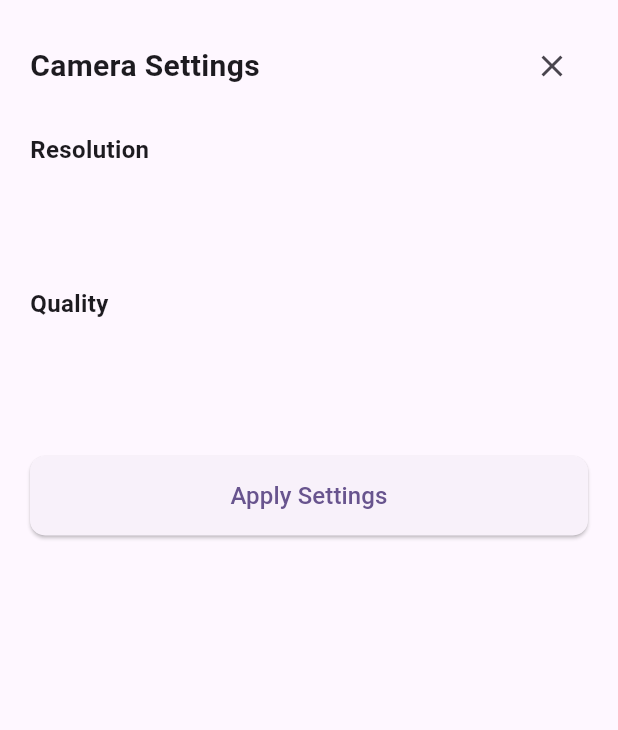
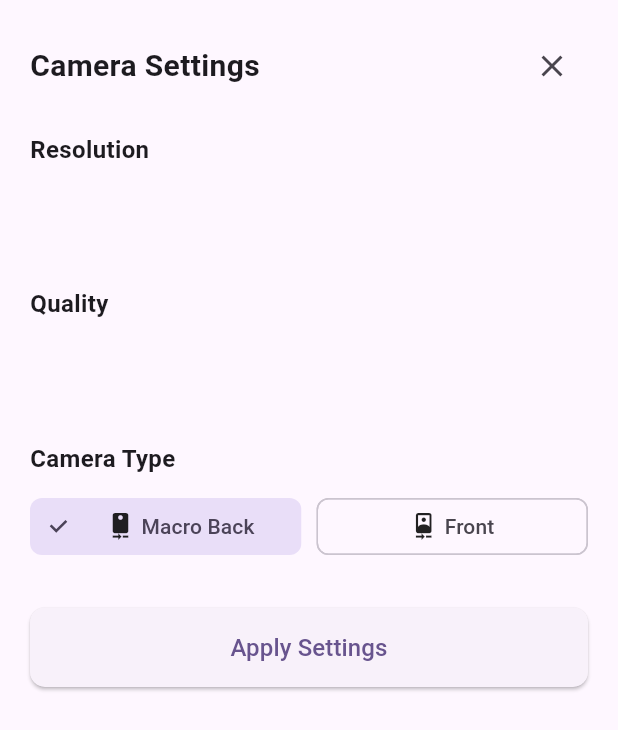
Before and after one commit to fork-foxs/camera_plugin, a Flutter app: the CameraSettingsSheet widget shown alone on an empty page, opened directly with empty values, on a phone screen of 412 x 824 dp. Shown: the top 730 px of the screen. Run offline on Flutter 3.47's test engine with Material 3 defaults, Android fonts, the phone set to English and light mode, and no system bars; our stand-ins replace permission_handler, plugin_platform_interface.

Commit message:
Enhance camera functionality by adding support for front and macro back camera types, including image rotation adjustments based on camera selection. Update CameraPreview and CameraPreviewFactory to accommodate new cameraType parameter. Also, update example app to allow users to switch between camera types.

```diff
--- a/example/lib/main.dart
+++ b/example/lib/main.dart
@@ -1,7 +1,8 @@
+import 'dart:typed_data';
+
 import 'package:camera_plugin/camera_plugin.dart';
 import 'package:flutter/material.dart';
 import 'package:permission_handler/permission_handler.dart';
-import 'dart:typed_data';
 
 void main() {
   runApp(const MyApp());
@@ -35,11 +36,11 @@ class _MyHomePageState extends State<MyHomePage> {
   String _selectedResolution = '1920x1080';
   String _selectedQuality = 'High';
   bool _useMaxQuality = false;
+  CameraType _selectedCameraType = CameraType.front;
 
   // --- Image Preview State ---
   Uint8List? _currentImageBytes;
   bool _isShowingPreview = false;
-  int _currentImageIndex = 0;
   bool _isProcessingImages = false;
 
   // --- Camera Options ---
@@ -67,11 +68,9 @@ class _MyHomePageState extends State<MyHomePage> {
     WidgetsBinding.instance.addPostFrameCallback((_) async {
       await controller.initialize();
       controller.frames.listen((imageBytes) async {
-
         // بدء معالجة الصور إذا لم تكن قيد المعالجة
 
         _processImageQueue(imageBytes);
-
       });
     });
   }
@@ -112,21 +111,18 @@ class _MyHomePageState extends State<MyHomePage> {
   }
 
   void _processImageQueue(Uint8List imageBytes) async {
-      if(_isProcessingImages) return;
+    if (_isProcessingImages) return;
 
     _isProcessingImages = true;
 
-
-
     setState(() {
-        print('imageQueue: ${imageBytes!.length / 1024 / 1024} MB');
+      print('imageQueue: ${imageBytes.length / 1024 / 1024} MB');
       _currentImageBytes = imageBytes;
       _isShowingPreview = true;
     });
 
     // انتظار ثانيتين قبل عرض الصورة التالية
     await Future.delayed(Duration(seconds: 2));
-
 
     setState(() {
       _isShowingPreview = false;
@@ -146,6 +142,15 @@ class _MyHomePageState extends State<MyHomePage> {
     }
   }
 
+  void _switchCamera() {
+    setState(() {
+      _selectedCameraType =
+          _selectedCameraType == CameraType.macroBack
+              ? CameraType.front
+              : CameraType.macroBack;
+    });
+  }
+
   void _showSettingsBottomSheet() {
     showModalBottomSheet(
       context: context,
@@ -160,6 +165,7 @@ class _MyHomePageState extends State<MyHomePage> {
           qualityValues: _qualityValues,
           selectedResolution: _selectedResolution,
           selectedQuality: _selectedQuality,
+          selectedCameraType: _selectedCameraType,
           onResolutionChanged:
               (res) => setState(() => _selectedResolution = res),
           onQualityChanged:
@@ -167,6 +173,8 @@ class _MyHomePageState extends State<MyHomePage> {
                 _selectedQuality = q;
                 _useMaxQuality = q == 'Maximum';
               }),
+          onCameraTypeChanged:
+              (type) => setState(() => _selectedCameraType = type),
           onApply: () {
             controller.changeResolution(
               width: int.parse(_selectedResolution.split('x')[0]),
@@ -225,10 +233,13 @@ class _MyHomePageState extends State<MyHomePage> {
               ? Stack(
                 children: [
                   // عرض معاينة الكاميرا
-                  CameraPreview(controller: controller),
+                  CameraPreview(
+                    controller: controller,
+                    cameraType: _selectedCameraType,
+                  ),
 
                   // عرض الصورة في الزاوية العلوية اليسرى
-                  if ( _currentImageBytes != null)
+                  if (_currentImageBytes != null)
                     Positioned(
                       top: 20,
                       left: 20,
@@ -298,6 +309,18 @@ class _MyHomePageState extends State<MyHomePage> {
                         ),
                         SizedBox(height: 10),
                         FloatingActionButton(
+                          heroTag: "camera_switch",
+                          onPressed: _switchCamera,
+                          backgroundColor: Colors.purple,
+                          child: Icon(
+                            _selectedCameraType == CameraType.front
+                                ? Icons.camera_front
+                                : Icons.camera_rear,
+                            color: Colors.white,
+                          ),
+                        ),
+                        SizedBox(height: 10),
+                        FloatingActionButton(
                           heroTag: "settings",
                           onPressed: _showSettingsBottomSheet,
                           backgroundColor: Colors.blue,
@@ -314,6 +337,7 @@ class _MyHomePageState extends State<MyHomePage> {
                       quality: _selectedQuality,
                       qualityValues: _qualityValues,
                       qualities: _qualities,
+                      cameraType: _selectedCameraType,
                     ),
                   ),
                 ],
@@ -351,8 +375,10 @@ class CameraSettingsSheet extends StatelessWidget {
   final List<int> qualityValues;
   final String selectedResolution;
   final String selectedQuality;
+  final CameraType selectedCameraType;
   final ValueChanged<String> onResolutionChanged;
   final ValueChanged<String> onQualityChanged;
+  final ValueChanged<CameraType> onCameraTypeChanged;
   final VoidCallback onApply;
 
   const CameraSettingsSheet({
@@ -362,8 +388,10 @@ class CameraSettingsSheet extends StatelessWidget {
     required this.qualityValues,
     required this.selectedResolution,
     required this.selectedQuality,
+    required this.selectedCameraType,
     required this.onResolutionChanged,
     required this.onQualityChanged,
+    required this.onCameraTypeChanged,
     required this.onApply,
   });
 
@@ -442,6 +470,49 @@ class CameraSettingsSheet extends StatelessWidget {
               },
             ),
           ),
+          SizedBox(height: 20),
+          Text(
+            'Camera Type',
+            style: TextStyle(fontSize: 16, fontWeight: FontWeight.w600),
+          ),
+          SizedBox(height: 10),
+          Row(
+            children: [
+              Expanded(
+                child: ChoiceChip(
+                  label: Row(
+                    mainAxisAlignment: MainAxisAlignment.center,
+                    children: [
+                      Icon(Icons.camera_rear, size: 18),
+                      SizedBox(width: 5),
+                      Text('Macro Back'),
+                    ],
+                  ),
+                  selected: selectedCameraType == CameraType.macroBack,
+                  onSelected: (selected) {
+                    if (selected) onCameraTypeChanged(CameraType.macroBack);
+                  },
+                ),
+              ),
+              SizedBox(width: 10),
+              Expanded(
+                child: ChoiceChip(
+                  label: Row(
+                    mainAxisAlignment: MainAxisAlignment.center,
+                    children: [
+                      Icon(Icons.camera_front, size: 18),
+                      SizedBox(width: 5),
+                      Text('Front'),
+                    ],
+                  ),
+                  selected: selectedCameraType == CameraType.front,
+                  onSelected: (selected) {
+                    if (selected) onCameraTypeChanged(CameraType.front);
+                  },
+                ),
+              ),
+            ],
+          ),
           SizedBox(height: 30),
           SizedBox(
             width: double.infinity,
@@ -468,12 +539,14 @@ class CameraStatusBadge extends StatelessWidget {
   final String quality;
   final List<int> qualityValues;
   final List<String> qualities;
+  final CameraType cameraType;
   const CameraStatusBadge({
     super.key,
     required this.resolution,
     required this.quality,
     required this.qualityValues,
     required this.qualities,
+    required this.cameraType,
   });
   @override
   Widget build(BuildContext context) {
@@ -495,6 +568,11 @@ class CameraStatusBadge extends StatelessWidget {
             'Quality: ${quality == 'Maximum' ? 'Maximum' : '${qualityValues[qualities.indexOf(quality)]}%'}',
             style: TextStyle(color: Colors.white, fontSize: 12),
           ),
+          SizedBox(height: 5),
+          Text(
+            'Camera: ${cameraType == CameraType.front ? 'Front' : 'Macro Back'}',
+            style: TextStyle(color: Colors.white, fontSize: 12),
+          ),
         ],
       ),
     );
--- a/example/pubspec.yaml
+++ b/example/pubspec.yaml
@@ -30,7 +30,7 @@ dependencies:
   cupertino_icons: ^1.0.8
 
   # Permission handler for camera access
-  permission_handler: ^11.3.1
+  permission_handler: ^12.0.1
 
 dev_dependencies:
   integration_test:
--- a/lib/camera_plugin.dart
+++ b/lib/camera_plugin.dart
@@ -1,5 +1,5 @@
 import 'dart:async';
-import 'dart:typed_data';
+
 import 'package:flutter/foundation.dart';
 import 'package:flutter/gestures.dart';
 import 'package:flutter/rendering.dart';
@@ -15,17 +15,19 @@ class CameraController {
 
   /// Initialize camera controller and check permissions
   /// Throws [CameraPermissionException] if camera permission is not granted
-   Future<void> initialize() async {
+  Future<void> initialize() async {
     final status = await Permission.camera.status;
 
-    if (status.isDenied  ) {
+    if (status.isDenied) {
       throw CameraPermissionException(
         'Camera permission is required to use this feature',
       );
     }
 
     if (status.isPermanentlyDenied) {
-      throw CameraPermissionException('Camera permission is permanently denied. Please enable it in app settings.');
+      throw CameraPermissionException(
+        'Camera permission is permanently denied. Please enable it in app settings.',
+      );
     }
     _isInitialized = true;
   }
@@ -33,7 +35,9 @@ class CameraController {
   /// Starts listening to the native stream.
   Stream<Uint8List> get frames {
     if (!_isInitialized) {
-      throw CameraPermissionException('Camera must be initialized before accessing frames. Call initialize() first.');
+      throw CameraPermissionException(
+        'Camera must be initialized before accessing frames. Call initialize() first.',
+      );
     }
     _frameStream ??= _events.receiveBroadcastStream().map(
       (event) => event as Uint8List,
@@ -67,10 +71,14 @@ class CameraPermissionException implements Exception {
   String toString() => 'CameraPermissionException: $message';
 }
 
+/// Enum to specify which camera to use
+enum CameraType { macroBack, front }
+
 class CameraPreview extends StatefulWidget {
   final CameraController controller;
   final int initialWidth, initialHeight, initialQuality;
   final bool useMaxResolution;
+  final CameraType cameraType;
 
   const CameraPreview({
     super.key,
@@ -79,6 +87,7 @@ class CameraPreview extends StatefulWidget {
     this.initialHeight = 420,
     this.initialQuality = 100,
     this.useMaxResolution = false,
+    this.cameraType = CameraType.macroBack,
   });
 
   @override
@@ -86,12 +95,14 @@ class CameraPreview extends StatefulWidget {
 }
 
 class _CameraPreviewState extends State<CameraPreview> {
-
-
   @override
   Widget build(BuildContext context) {
     if (!CameraController._isInitialized) {
-      return const Center(child: Text('Camera must be initialized before accessing frames. Call init() first.'));
+      return const Center(
+        child: Text(
+          'Camera must be initialized before accessing frames. Call init() first.',
+        ),
+      );
     }
 
     if (defaultTargetPlatform == TargetPlatform.android) {
@@ -117,6 +128,7 @@ class _CameraPreviewState extends State<CameraPreview> {
                   'resolutionHeight': widget.initialHeight,
                   'resolutionQuality': widget.initialQuality,
                   'maxResolution': widget.useMaxResolution,
+                  'cameraType': widget.cameraType.name,
                 },
                 layoutDirection: TextDirection.ltr,
                 creationParamsCodec: const StandardMessageCodec(),
```
Also changed, not shown: 2 other files. Lines whose indentation alone changed are shown as unchanged.
